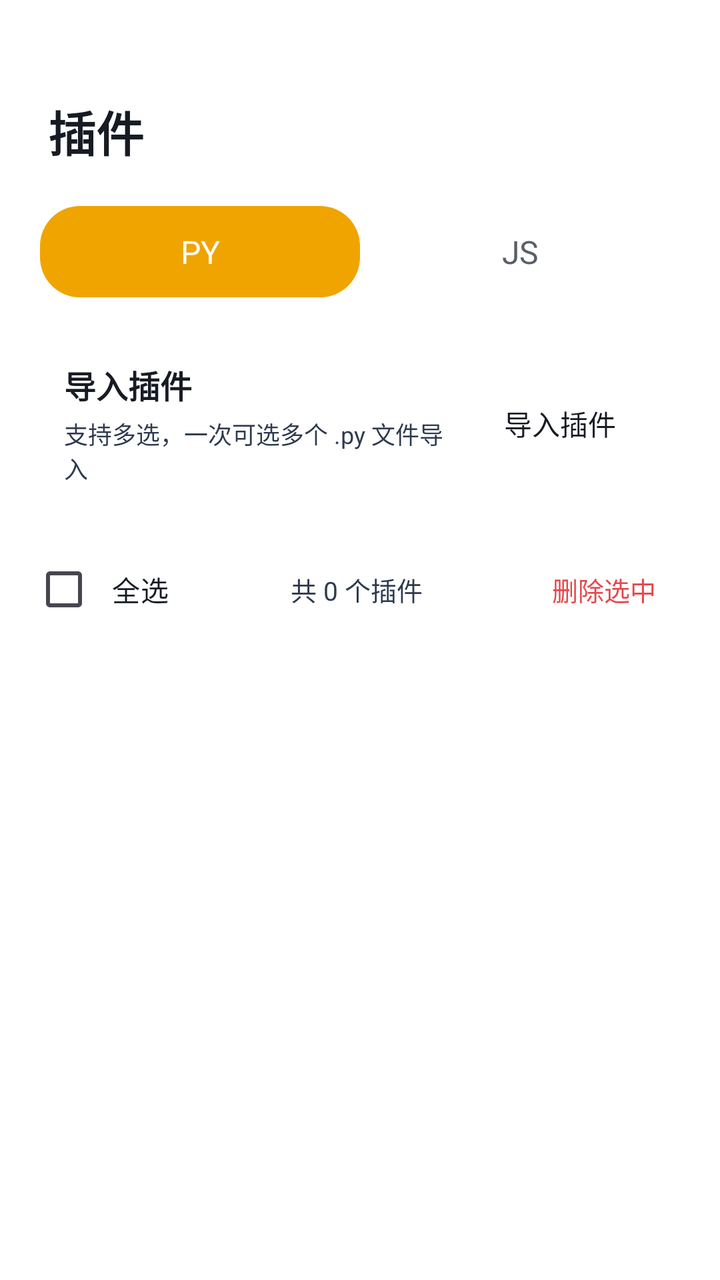
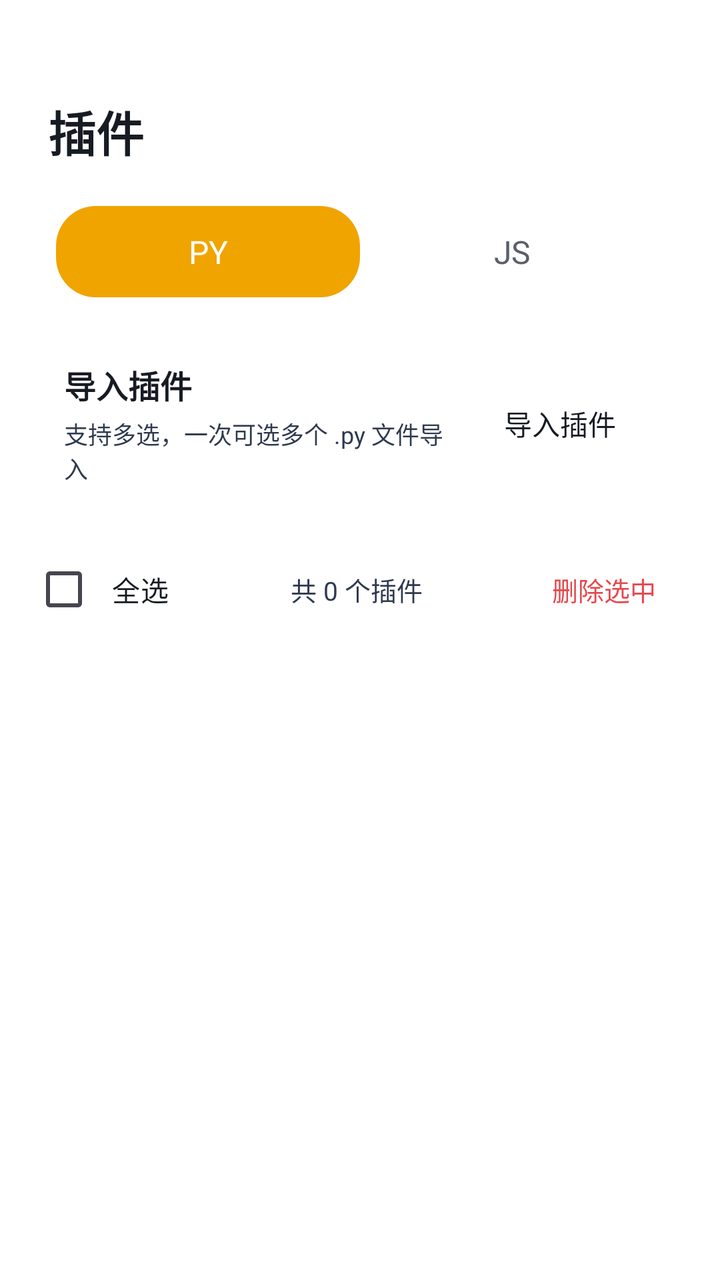

The first picture is an Android layout as it rendered before a commit; the second is the same layout after the commit. The layout source and the unified diff follow.
<!-- AndroidManifest.xml: another module's application theme Theme.App -->
<!-- res/layout/activity_plugin.xml -->
<?xml version="1.0" encoding="utf-8"?>
<LinearLayout xmlns:android="http://schemas.android.com/apk/res/android"
    android:layout_width="match_parent"
    android:layout_height="match_parent"
    android:fitsSystemWindows="true"
    android:orientation="vertical"
    android:paddingLeft="16dp"
    android:paddingRight="16dp"
    android:paddingTop="48dp"
    android:paddingBottom="16dp">

        <LinearLayout
            android:layout_width="wrap_content"
            android:layout_height="wrap_content"
            android:orientation="horizontal"
            android:gravity="center_vertical"
            android:layout_marginBottom="16dp">
            <TextView
                android:layout_width="wrap_content"
                android:layout_height="wrap_content"
                android:text="插件"
                android:textColor="#171B23"
                android:textSize="24sp"
                android:textStyle="bold"
                android:layout_marginStart="8dp" />
        </LinearLayout>

        <LinearLayout
            android:layout_width="match_parent"
            android:layout_height="wrap_content"
            android:background="@drawable/xc_setcard_v2"
            android:orientation="horizontal"
            android:padding="4dp"
            android:layout_marginBottom="12dp">
            <TextView
                android:id="@+id/tab_py"
                android:layout_width="0dp"
                android:layout_height="wrap_content"
                android:layout_weight="1"
                android:gravity="center"
                android:padding="12dp"
                android:text="PY"
                android:textSize="16sp"
                android:background="@drawable/seg_selected"
                android:textColor="#FFFFFF" />
            <TextView
                android:id="@+id/tab_js"
                android:layout_width="0dp"
                android:layout_height="wrap_content"
                android:layout_weight="1"
                android:gravity="center"
                android:padding="12dp"
                android:text="JS"
                android:textSize="16sp"
                android:textColor="#5A5F69" />
        </LinearLayout>

        <LinearLayout
            android:layout_width="match_parent"
            android:layout_height="wrap_content"
            android:background="@drawable/xc_setcard_v2"
            android:orientation="horizontal"
            android:gravity="center_vertical"
            android:padding="16dp"
            android:layout_marginBottom="12dp">
            <LinearLayout
                android:layout_width="0dp"
                android:layout_height="wrap_content"
                android:layout_weight="1"
                android:orientation="vertical">
                <TextView
                    android:layout_width="wrap_content"
                    android:layout_height="wrap_content"
                    android:text="导入插件"
                    android:textColor="#171B23"
                    android:textSize="16sp"
                    android:textStyle="bold" />
                <TextView
                    android:layout_width="wrap_content"
                    android:layout_height="wrap_content"
                    android:text="支持多选，一次可选多个 .py 文件导入"
                    android:textColor="#2E3A4E"
                    android:textSize="12sp"
                    android:layout_marginTop="4dp" />
            </LinearLayout>
            <TextView
                android:id="@+id/btn_import"
                android:layout_width="wrap_content"
                android:layout_height="wrap_content"
                android:background="@drawable/xc_setcard_v2"
                android:paddingLeft="20dp"
                android:paddingRight="20dp"
                android:paddingTop="10dp"
                android:paddingBottom="10dp"
                android:text="导入插件"
                android:textColor="#171B23"
                android:textSize="14sp" />
        </LinearLayout>

        <LinearLayout
            android:layout_width="match_parent"
            android:layout_height="wrap_content"
            android:orientation="horizontal"
            android:gravity="center_vertical"
            android:layout_marginBottom="8dp">
            <CheckBox
                android:id="@+id/cb_select_all"
                android:layout_width="wrap_content"
                android:layout_height="wrap_content"
                android:text="全选"
                android:textColor="#171B23"
                android:textSize="14sp"  android:background="@drawable/xc_setcard_v2" android:paddingLeft="8dp" android:paddingRight="12dp" android:paddingTop="6dp" android:paddingBottom="6dp" />
            <TextView
                android:id="@+id/tv_count"
                android:layout_width="0dp"
                android:layout_height="wrap_content"
                android:layout_weight="1"
                android:gravity="center"
                android:text="共 0 个插件"
                android:textColor="#2E3A4E"
                android:textSize="13sp" />
            <TextView
                android:id="@+id/btn_delete_selected"
                android:layout_width="wrap_content"
                android:layout_height="wrap_content"
                android:background="@drawable/xc_setcard_v2"
                android:paddingLeft="16dp"
                android:paddingRight="16dp"
                android:paddingTop="8dp"
                android:paddingBottom="8dp"
                android:text="删除选中"
                android:textColor="#E5484D"
                android:textSize="13sp" />
        </LinearLayout>

        <androidx.recyclerview.widget.RecyclerView
            android:id="@+id/rv_plugins"
            android:layout_width="match_parent"
            android:layout_height="0dp"
            android:layout_weight="1"
            android:clipToPadding="false"
            android:paddingBottom="16dp" />
</LinearLayout>
<!-- resources referenced by this layout -->
<resources>
  <!-- drawable seg_selected (drawable) -->
  <?xml version="1.0" encoding="utf-8"?>
  <shape xmlns:android="http://schemas.android.com/apk/res/android" android:shape="rectangle">
  <corners android:radius="20dp"/>
  <solid android:color="#f0a400"/>
  </shape>
  <!-- drawable xc_setcard_v2 (drawable) -->
  <?xml version="1.0" encoding="utf-8"?>
  <shape xmlns:android="http://schemas.android.com/apk/res/android" android:shape="rectangle">
      <corners android:radius="10dp" />
      <solid android:color="#57FFFFFF" />
      <stroke android:width="1dp" android:color="#61FFFFFF" />
  </shape>
  <style name="Theme.App" parent="Theme.XingChen">
          <item name="android:windowDisablePreview">true</item>
      </style>
  <style name="Theme.XingChen" parent="Theme.Material3.DayNight.NoActionBar">
          <item name="android:windowBackground">@android:color/transparent</item>
                <item name="android:colorBackground">@android:color/transparent</item>
          <item name="colorPrimary">#f0a400</item>
          <item name="colorPrimaryVariant">#c07f00</item>
          <item name="colorOnPrimary">@android:color/white</item>
      </style>
</resources>

<!-- the commit's change to res/layout/activity_plugin.xml (unified diff, before → after) -->
@@ -31,6 +31,8 @@
             android:background="@drawable/xc_setcard_v2"
             android:orientation="horizontal"
             android:padding="4dp"
+            android:layout_marginStart="8dp"
+            android:layout_marginEnd="8dp"
             android:layout_marginBottom="12dp">
             <TextView
                 android:id="@+id/tab_py"
